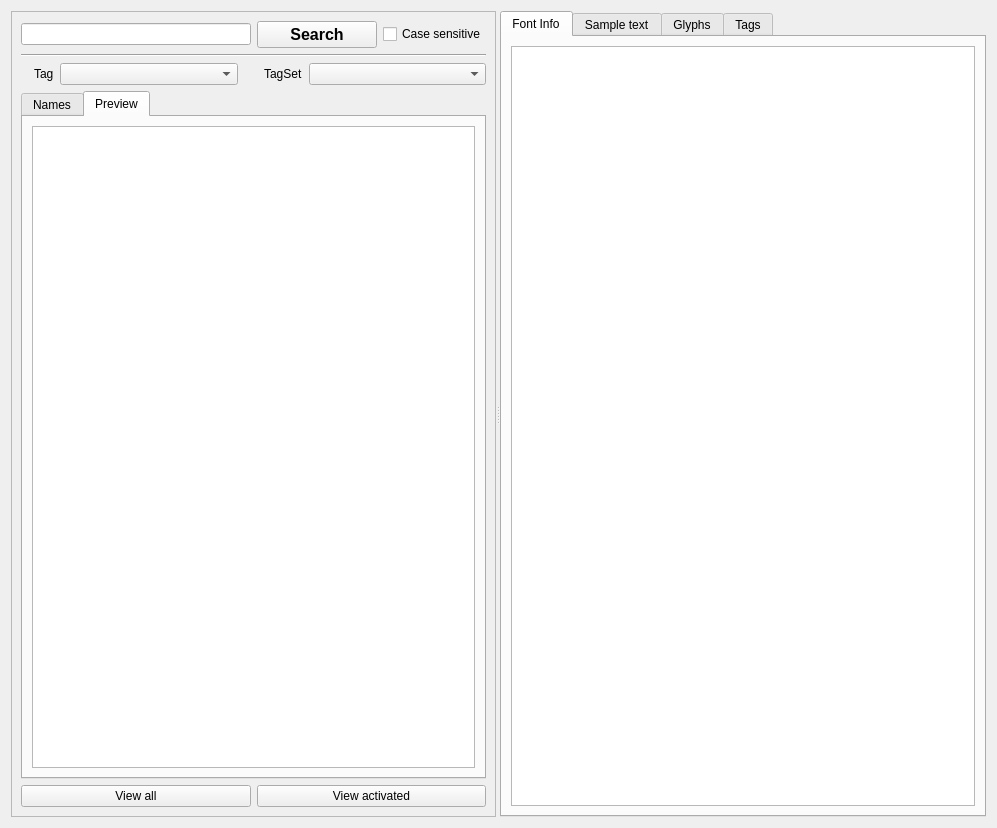
Above: src/mainview.ui from fontmatrix/fontmatrix before the change. Below: the same form after it.
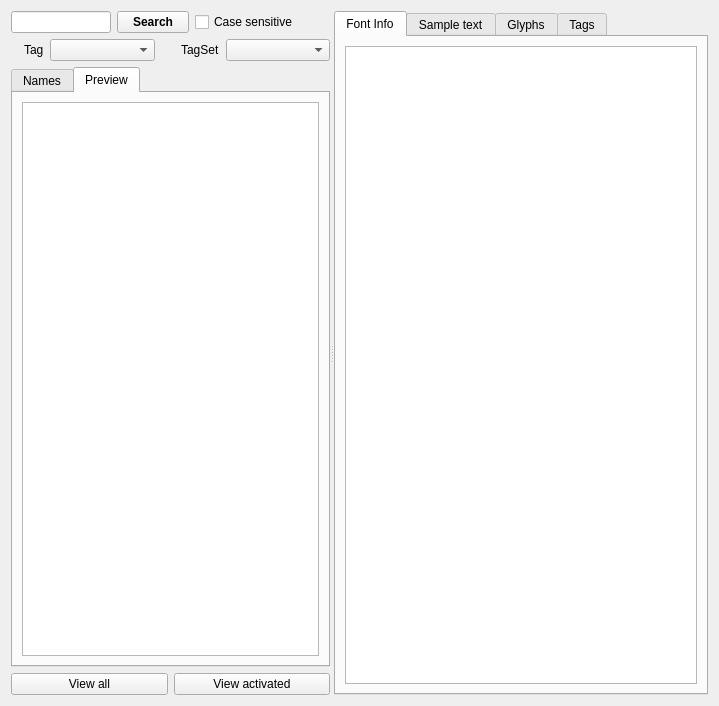
That is the form after the change. Icons and pictures are not drawn. Custom widgets are drawn as their Qt base class.

The edit to the form file:
```diff
--- a/src/mainview.ui
+++ b/src/mainview.ui
@@ -6,8 +6,8 @@
    <rect>
     <x>0</x>
     <y>0</y>
-    <width>997</width>
-    <height>828</height>
+    <width>719</width>
+    <height>706</height>
    </rect>
   </property>
   <property name="windowTitle" >
@@ -19,27 +19,9 @@
      <property name="orientation" >
       <enum>Qt::Horizontal</enum>
      </property>
-     <widget class="QFrame" name="manageFrame" >
-      <property name="sizePolicy" >
-       <sizepolicy vsizetype="Expanding" hsizetype="Minimum" >
-        <horstretch>0</horstretch>
-        <verstretch>0</verstretch>
-       </sizepolicy>
-      </property>
-      <property name="minimumSize" >
-       <size>
-        <width>485</width>
-        <height>400</height>
-       </size>
-      </property>
-      <property name="frameShape" >
-       <enum>QFrame::StyledPanel</enum>
-      </property>
-      <property name="frameShadow" >
-       <enum>QFrame::Raised</enum>
-      </property>
-      <layout class="QGridLayout" >
-       <item row="0" column="0" >
+     <widget class="QWidget" name="" >
+      <layout class="QVBoxLayout" >
+       <item>
         <layout class="QHBoxLayout" >
          <item>
           <widget class="QLineEdit" name="searchString" />
@@ -47,20 +29,20 @@
          <item>
           <widget class="QPushButton" name="searchButton" >
            <property name="sizePolicy" >
-            <sizepolicy vsizetype="Preferred" hsizetype="Minimum" >
+            <sizepolicy vsizetype="Preferred" hsizetype="Preferred" >
              <horstretch>0</horstretch>
              <verstretch>0</verstretch>
             </sizepolicy>
            </property>
            <property name="minimumSize" >
             <size>
-             <width>120</width>
+             <width>40</width>
              <height>0</height>
             </size>
            </property>
            <property name="font" >
             <font>
-             <pointsize>12</pointsize>
+             <pointsize>9</pointsize>
              <weight>75</weight>
              <bold>true</bold>
             </font>
@@ -86,17 +68,21 @@
            </property>
           </widget>
          </item>
-        </layout>
-       </item>
-       <item row="1" column="0" >
-        <widget class="Line" name="line" >
+         <item>
+          <spacer>
          <property name="orientation" >
           <enum>Qt::Horizontal</enum>
          </property>
-        </widget>
-       </item>
-       <item row="2" column="0" >
-        <layout class="QVBoxLayout" >
+           <property name="sizeHint" >
+            <size>
+             <width>40</width>
+             <height>20</height>
+            </size>
+           </property>
+          </spacer>
+         </item>
+        </layout>
+       </item>
          <item>
           <layout class="QHBoxLayout" >
            <item>
@@ -278,8 +264,6 @@
               <string>View activated</string>
              </property>
             </widget>
-           </item>
-          </layout>
          </item>
         </layout>
        </item>
```
Lines whose indentation alone changed are shown as unchanged.
